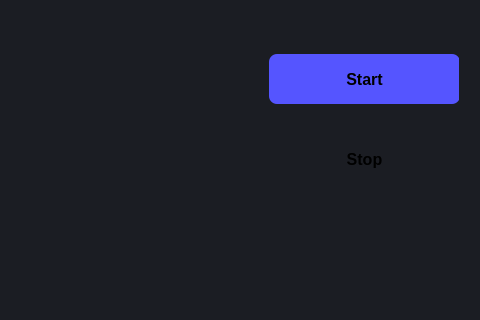
Above: resources/layouts/main_window.ui from thvroyal/listen-transactions before the change; both pictures show x 625 to 1105 and y 0 to 320 of the 1105 by 779 pixel window. Below: the same form after it.
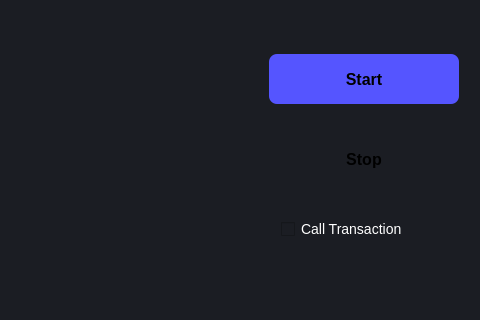
That is the form after the change.

Commit message: check timestamp and add checkbox to call transaction

```diff
--- a/resources/layouts/main_window.ui
+++ b/resources/layouts/main_window.ui
@@ -49,7 +49,7 @@
            <rect>
             <x>10</x>
             <y>30</y>
-            <width>191</width>
+            <width>190</width>
             <height>50</height>
            </rect>
           </property>
@@ -86,7 +86,7 @@
            <rect>
             <x>10</x>
             <y>110</y>
-            <width>191</width>
+            <width>190</width>
             <height>50</height>
            </rect>
           </property>
@@ -118,6 +118,29 @@
            <string>Stop</string>
           </property>
          </widget>
+         <widget class="QCheckBox" name="checkbox_call_transaction">
+          <property name="geometry">
+           <rect>
+            <x>22</x>
+            <y>180</y>
+            <width>190</width>
+            <height>50</height>
+           </rect>
+          </property>
+          <property name="styleSheet">
+           <string notr="true">color: white;
+font-size: 14px;</string>
+          </property>
+          <property name="text">
+           <string>Call Transaction </string>
+          </property>
+          <property name="iconSize">
+           <size>
+            <width>16</width>
+            <height>16</height>
+           </size>
+          </property>
+         </widget>
         </widget>
        </item>
        <item row="0" column="0">
```
Left out of the diff: 2 changed lines with no effect on the pictures. The commit also changes 11 other files.
